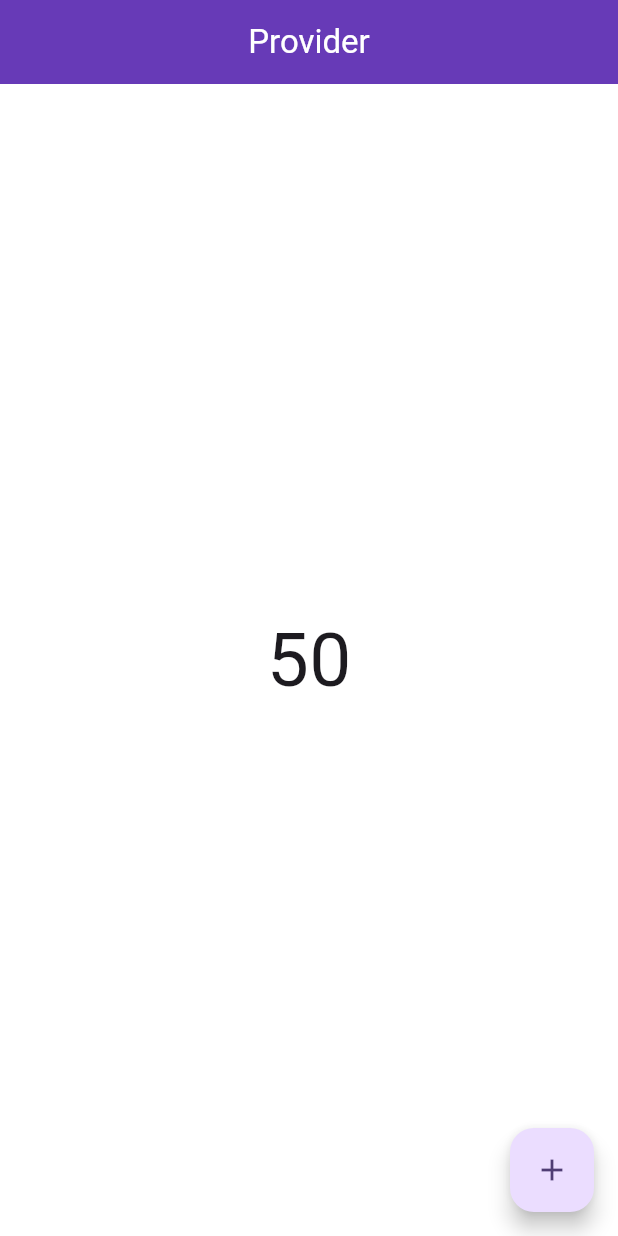
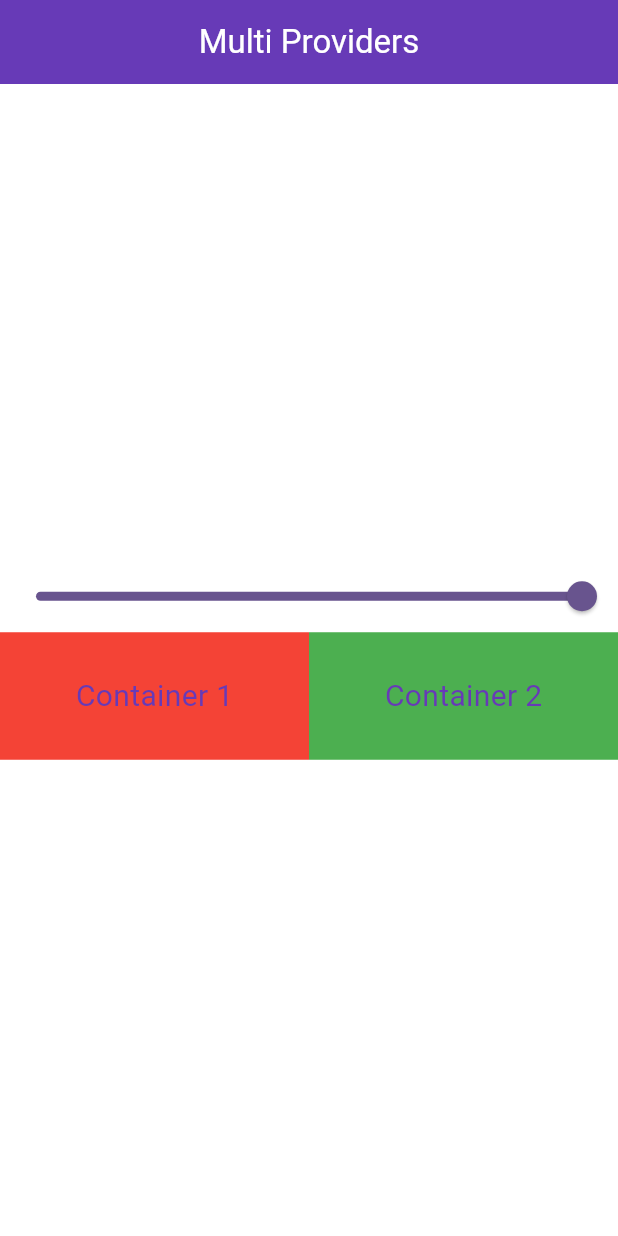
Before and after one commit to NasirKhan05/Provider-Example, a Flutter app: the screen it shows after launch, on a phone screen of 412 x 824 dp. Run offline on Flutter 3.47's test engine with Material 3 defaults, Android fonts, the phone set to English and light mode, and no system bars.

Commit message:
how to change container color with slider using provider

```diff
--- a/lib/main.dart
+++ b/lib/main.dart
@@ -1,7 +1,9 @@
 import 'package:flutter/material.dart';
 import 'package:provider/provider.dart';
 import 'package:provider_example/provider/count_provider.dart';
+import 'package:provider_example/provider/example_one_provider.dart';
 import 'package:provider_example/screen/count_example.dart';
+import 'package:provider_example/screen/example_one.dart';
 
 void main() {
   runApp(const MyApp());
@@ -12,16 +14,20 @@ class MyApp extends StatelessWidget {
 
   @override
   Widget build(BuildContext context) {
-    return ChangeNotifierProvider(
-        create: (_) => CountProvider(),
+    return MultiProvider(providers:
+        [
+          ChangeNotifierProvider(create: (_) => CountProvider()),
+          ChangeNotifierProvider(create: (_) => ExampleOneProvider()),
+        ],
       child: MaterialApp(
         title: 'Flutter Demo',
         theme: ThemeData(
           colorScheme: ColorScheme.fromSeed(seedColor: Colors.deepPurple),
           useMaterial3: true,
         ),
-        home: CountExample(),
+        home: ExampleOne(),
       ),
     );
+
   }
 }
--- /dev/null
+++ b/lib/provider/example_one_provider.dart
@@ -0,0 +1,13 @@
+import 'package:flutter/foundation.dart';
+
+class ExampleOneProvider with ChangeNotifier{
+  double _value = 1.0;
+  double get value => _value;
+
+  void setValue(double val){
+    _value = val;
+    notifyListeners();
+
+
+  }
+}
--- /dev/null
+++ b/lib/screen/example_one.dart
@@ -0,0 +1,69 @@
+import 'package:flutter/material.dart';
+import 'package:provider/provider.dart';
+import 'package:provider_example/provider/example_one_provider.dart';
+
+class ExampleOne extends StatefulWidget {
+  const ExampleOne({super.key});
+
+  @override
+  State<ExampleOne> createState() => _ExampleOneState();
+}
+
+class _ExampleOneState extends State<ExampleOne> {
+  @override
+  Widget build(BuildContext context) {
+    return Scaffold(
+      backgroundColor: Colors.white,
+      appBar: AppBar(
+        title: Text(
+          'Multi Providers',
+          style: TextStyle(color: Colors.white),
+        ),
+        centerTitle: true,
+        backgroundColor: Colors.deepPurple,
+      ),
+      body: Column(
+        mainAxisAlignment: MainAxisAlignment.center,
+        children: [
+          Consumer<ExampleOneProvider>(builder: (context, value, child) {
+            return Slider(
+                min: 0,
+                max: 1,
+                value: value.value,
+                onChanged: (val) {
+                  value.setValue(val);
+                });
+          }),
+          Consumer<ExampleOneProvider>(builder: (context, value, child) {
+            return Row(
+              children: [
+                Expanded(
+                    child: Container(
+                  height: 85,
+                  decoration:
+                      BoxDecoration(color: Colors.red.withOpacity(value.value)),
+                  child: Center(
+                      child: Text(
+                    'Container 1',
+                    style: TextStyle(color: Colors.deepPurple, fontSize: 20),
+                  )),
+                )),
+                Expanded(
+                    child: Container(
+                  height: 85,
+                  decoration: BoxDecoration(
+                      color: Colors.green.withOpacity(value.value)),
+                  child: Center(
+                      child: Text(
+                    'Container 2',
+                    style: TextStyle(color: Colors.deepPurple, fontSize: 20),
+                  )),
+                ))
+              ],
+            );
+          })
+        ],
+      ),
+    );
+  }
+}
```
